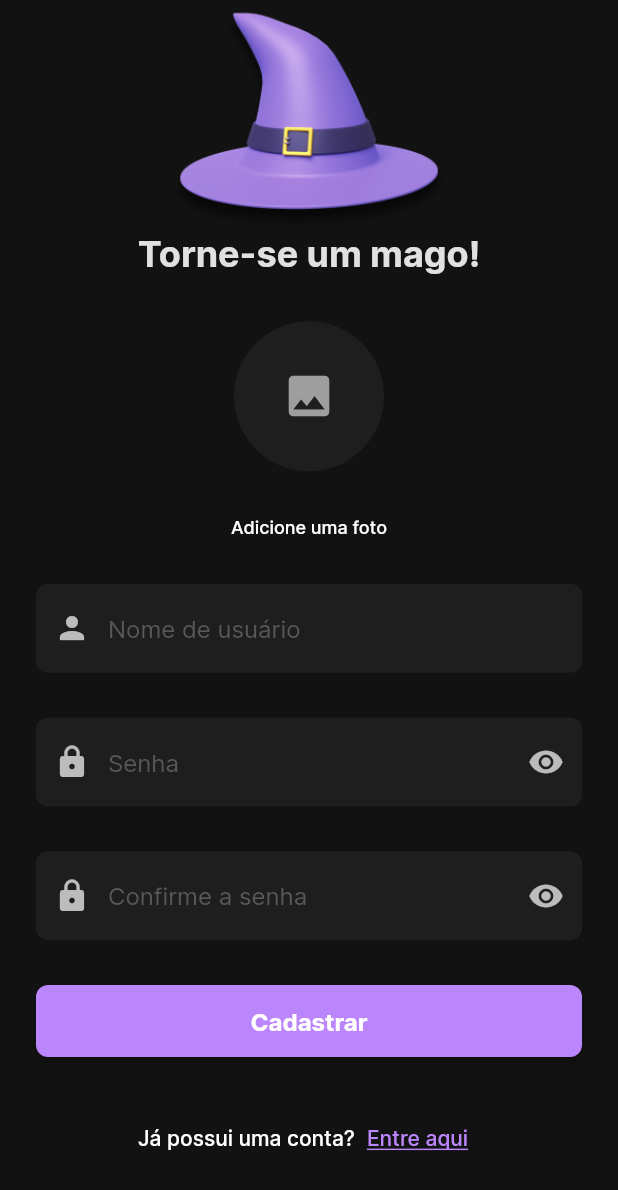
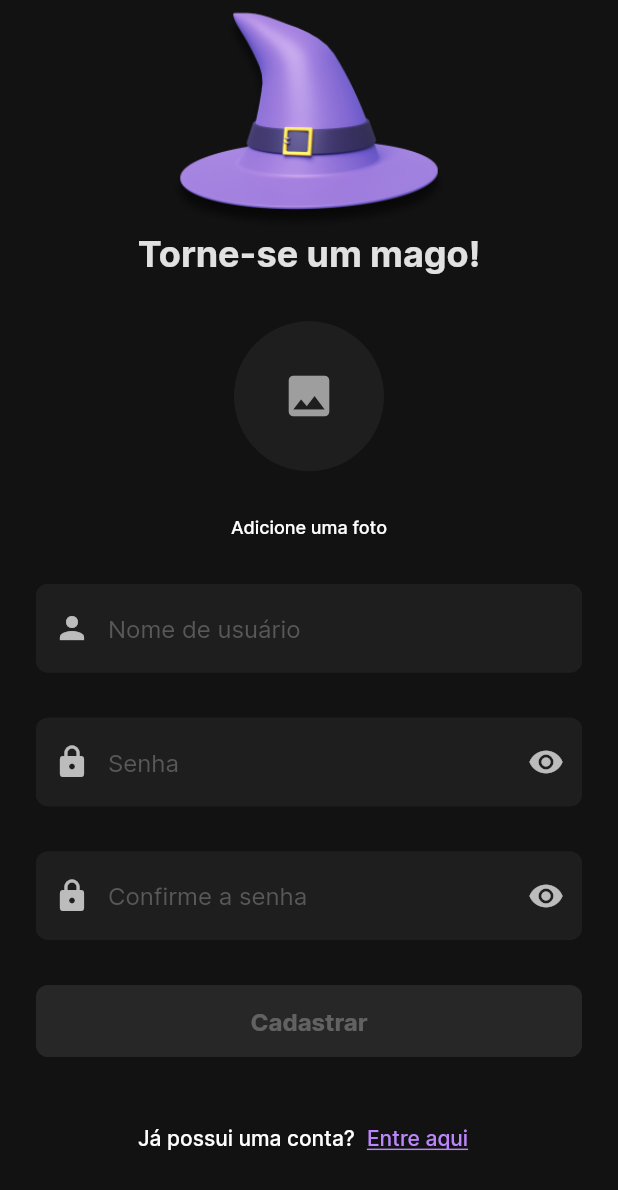
Before and after one commit to Phineas-e-Ferb/flashcard-app, a Flutter app: the SignUpScreen screen opened by its route, on a phone screen of 412 x 824 dp. Shown: the top 1190 px of the screen. Run offline on Flutter 3.47's test engine with Material 2 defaults, Android fonts, the phone set to English and light mode, and no system bars; our stand-ins replace dio, image_picker.

Commit message:
feat: disable button if required fields are not filled
Co-authored-by: Jhonson <isudjoao@gmail.com>

```diff
--- a/lib/screens/signup.dart
+++ b/lib/screens/signup.dart
@@ -49,6 +49,14 @@ class _SignUpScreenState extends State<SignUpScreen> {
       "password": passwordController.text,
       "image": image64
     });
+  }
+
+  bool shouldDisableButton() {
+    return usernameController.text == "" ||
+        passwordController.text == "" ||
+        confirmPasswordController.text == "" ||
+        passwordController.text != confirmPasswordController.text ||
+        _image == null;
   }
 
   @override
@@ -124,6 +132,7 @@ class _SignUpScreenState extends State<SignUpScreen> {
                   DefaultButtonWidget(
                     label: "Cadastrar",
                     onPressed: handleUserRegister,
+                    disableButton: shouldDisableButton(),
                   ),
                   Row(
                     mainAxisAlignment: MainAxisAlignment.center,
@@ -136,7 +145,8 @@ class _SignUpScreenState extends State<SignUpScreen> {
                         ),
                       ),
                       TextButton(
-                        onPressed: () => {},
+                        onPressed: () =>
+                            {Navigator.pushNamed(context, "/signin")},
                         child: const Text(
                           "Entre aqui",
                           style: TextStyle(
--- a/lib/widgets/default_button.widget.dart
+++ b/lib/widgets/default_button.widget.dart
@@ -1,19 +1,22 @@
 import 'package:flutter/material.dart';
 
 class DefaultButtonWidget extends StatelessWidget {
-  const DefaultButtonWidget(
-      {super.key,
-      required this.label,
-      required this.onPressed,
-      this.showLoading = false});
+  const DefaultButtonWidget({
+    super.key,
+    required this.label,
+    required this.onPressed,
+    this.showLoading = false,
+    this.disableButton = true,
+  });
   final String label;
   final Function onPressed;
   final bool showLoading;
+  final bool disableButton;
 
   @override
   Widget build(BuildContext context) {
     return ElevatedButton(
-      onPressed: () => onPressed(),
+      onPressed: disableButton ? null : () => onPressed(),
       style: ButtonStyle(
         fixedSize:
             MaterialStateProperty.resolveWith((states) => const Size(100, 48)),
@@ -24,7 +27,7 @@ class DefaultButtonWidget extends StatelessWidget {
         ),
       ),
       child: showLoading
-          ? CircularProgressIndicator(
+          ? const CircularProgressIndicator(
               color: Colors.white,
             )
           : Text(
```
Also changed, not shown: lib/screens/signin.dart (+11 -2 lines).
